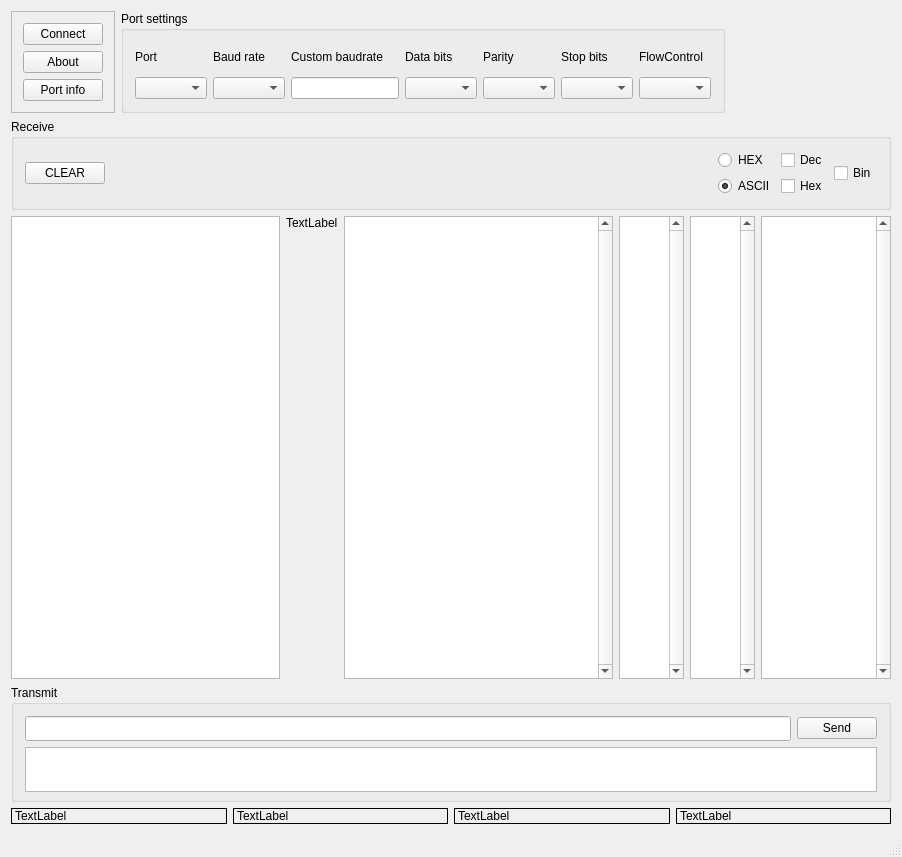
Old version of the form mainwindow.ui in the repository jarkko-hautakorpi/QIoT-terminal.
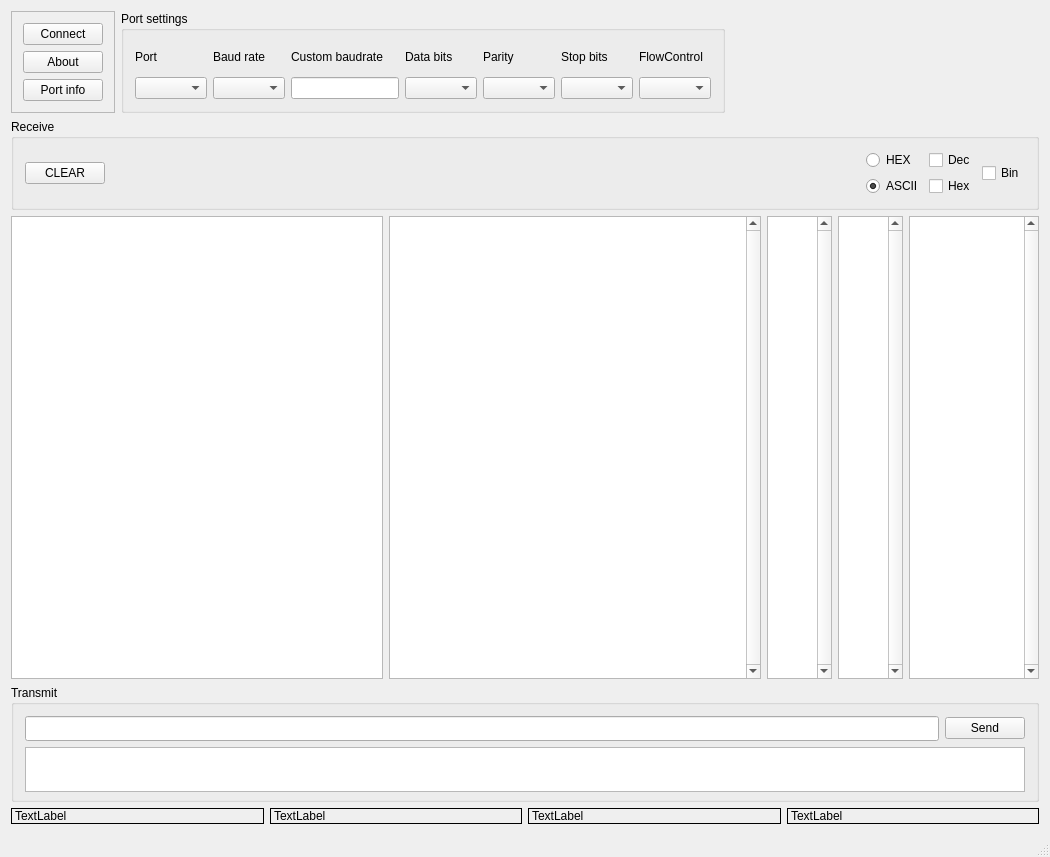
New version of the form.

Commit message: Input buffering and periodic window refresh from buffer. HEX/ASCII toggle and HEX/BIN/DEC output columns. Enable sending.

```diff
--- a/mainwindow.ui
+++ b/mainwindow.ui
@@ -6,7 +6,7 @@
    <rect>
     <x>0</x>
     <y>0</y>
-    <width>902</width>
+    <width>1050</width>
     <height>857</height>
    </rect>
   </property>
@@ -283,24 +283,20 @@
           <property name="enabled">
            <bool>true</bool>
           </property>
+          <property name="font">
+           <font>
+            <family>Ubuntu Mono</family>
+            <pointsize>9</pointsize>
+           </font>
+          </property>
+          <property name="cursor" stdset="0">
+           <cursorShape>IBeamCursor</cursorShape>
+          </property>
           <property name="readOnly">
            <bool>true</bool>
           </property>
-         </widget>
-        </item>
-        <item>
-         <widget class="QLabel" name="label_console">
-          <property name="autoFillBackground">
-           <bool>true</bool>
-          </property>
-          <property name="text">
-           <string>TextLabel</string>
-          </property>
-          <property name="textFormat">
-           <enum>Qt::PlainText</enum>
-          </property>
-          <property name="alignment">
-           <set>Qt::AlignLeading|Qt::AlignLeft|Qt::AlignTop</set>
+          <property name="plainText">
+           <string/>
           </property>
          </widget>
         </item>
@@ -314,7 +310,7 @@
           </property>
           <property name="font">
            <font>
-            <family>Serif</family>
+            <family>Ubuntu Mono</family>
            </font>
           </property>
           <property name="cursor" stdset="0">
@@ -359,7 +355,7 @@
           </property>
           <property name="font">
            <font>
-            <family>Serif</family>
+            <family>Ubuntu Mono</family>
            </font>
           </property>
           <property name="cursor" stdset="0">
@@ -392,7 +388,7 @@
           </property>
           <property name="font">
            <font>
-            <family>Serif</family>
+            <family>Ubuntu Mono</family>
            </font>
           </property>
           <property name="cursor" stdset="0">
@@ -425,7 +421,7 @@
           </property>
           <property name="font">
            <font>
-            <family>Serif</family>
+            <family>Ubuntu Mono</family>
             <kerning>true</kerning>
            </font>
           </property>
```
Left out of the diff: 2 changed lines with no effect on the pictures. The commit also changes 3 other files.
